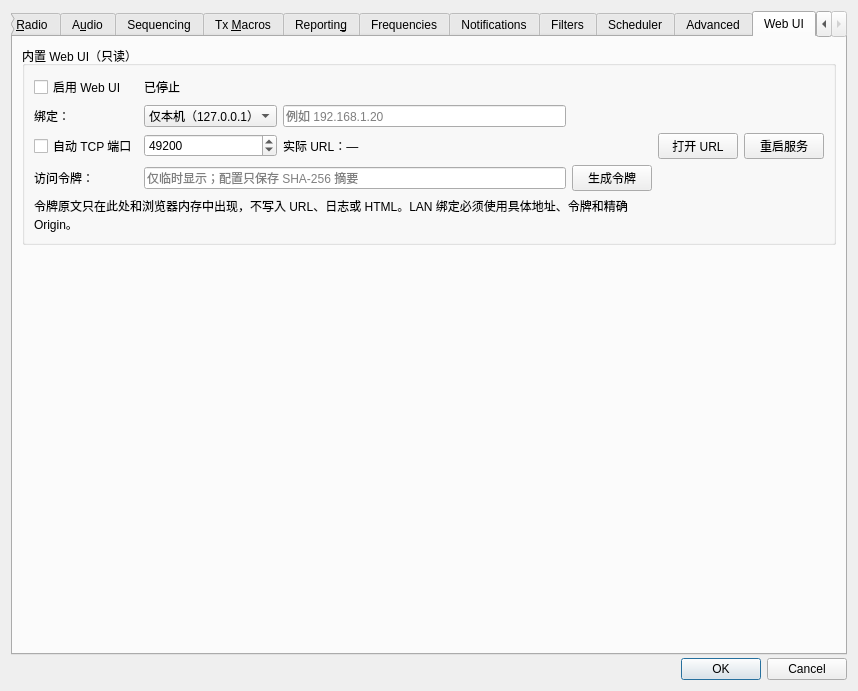
Before: the Qt Designer form Configuration.ui in iCassius/JTDX_mod, drawn with Qt 5.
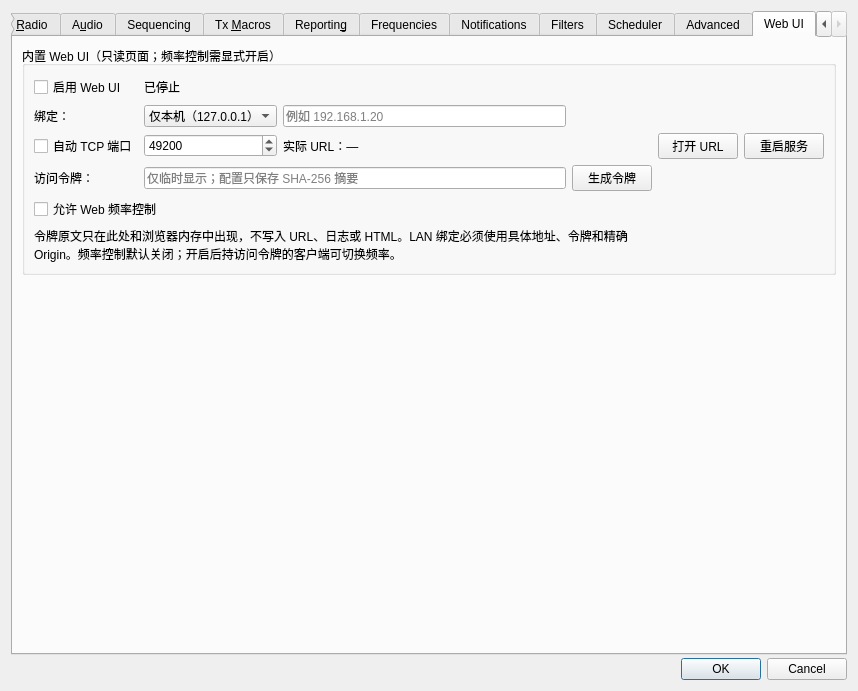
After: the same form once the commit is applied. The open tabs and pages were chosen to show the change.

Commit message:
P4：接入有界频率 HTTP 基础并保持生产写控制关闭
基线 main/7c79be7。新增受限 JSON body 与 POST frequency 隔离夹具、显式专用配置 gate、生产 validator/Control 接线和中文恢复记录。验证 jtdx、配置测试及全量 CTest 19/19；operations/SSE 完成回读、JTDX/CAT/PTT/TX/HIL 仍未验证，MainWindow 强制 fail-closed。

```diff
--- a/Configuration.ui
+++ b/Configuration.ui
@@ -7586,7 +7586,7 @@
       <layout class="QVBoxLayout" name="web_ui_layout">
        <item>
         <widget class="QGroupBox" name="web_ui_group_box">
-         <property name="title"><string>内置 Web UI（只读）</string></property>
+         <property name="title"><string>内置 Web UI（只读页面；频率控制需显式开启）</string></property>
          <layout class="QGridLayout" name="web_ui_grid">
           <item row="0" column="0"><widget class="QCheckBox" name="web_ui_enabled_check_box"><property name="text"><string>启用 Web UI</string></property><property name="toolTip"><string>默认关闭；只在点击设置对话框的确定后启动或重启服务。</string></property></widget></item>
           <item row="0" column="1" colspan="3"><widget class="QLabel" name="web_ui_status_label"><property name="text"><string>已停止</string></property></widget></item>
@@ -7601,7 +7601,8 @@
           <item row="3" column="0"><widget class="QLabel" name="web_ui_token_label"><property name="text"><string>访问令牌：</string></property></widget></item>
           <item row="3" column="1" colspan="2"><widget class="QLineEdit" name="web_ui_token_line_edit"><property name="echoMode"><enum>QLineEdit::Password</enum></property><property name="placeholderText"><string>仅临时显示；配置只保存 SHA-256 摘要</string></property></widget></item>
           <item row="3" column="3"><widget class="QPushButton" name="web_ui_generate_token_push_button"><property name="text"><string>生成令牌</string></property></widget></item>
-          <item row="4" column="0" colspan="4"><widget class="QLabel" name="web_ui_help_label"><property name="wordWrap"><bool>true</bool></property><property name="text"><string>令牌原文只在此处和浏览器内存中出现，不写入 URL、日志或 HTML。LAN 绑定必须使用具体地址、令牌和精确 Origin。</string></property></widget></item>
+          <item row="4" column="0" colspan="4"><widget class="QCheckBox" name="web_ui_frequency_control_check_box"><property name="text"><string>允许 Web 频率控制</string></property><property name="toolTip"><string>默认关闭；开启后，持有访问令牌的客户端可切换频率，仍须通过同源和安全状态检查。</string></property></widget></item>
+          <item row="5" column="0" colspan="4"><widget class="QLabel" name="web_ui_help_label"><property name="wordWrap"><bool>true</bool></property><property name="text"><string>令牌原文只在此处和浏览器内存中出现，不写入 URL、日志或 HTML。LAN 绑定必须使用具体地址、令牌和精确 Origin。频率控制默认关闭；开启后持访问令牌的客户端可切换频率。</string></property></widget></item>
          </layout>
         </widget>
        </item>
```
Left out of the diff: 2 changed lines with no effect on the pictures. The commit also changes 12 other files.
